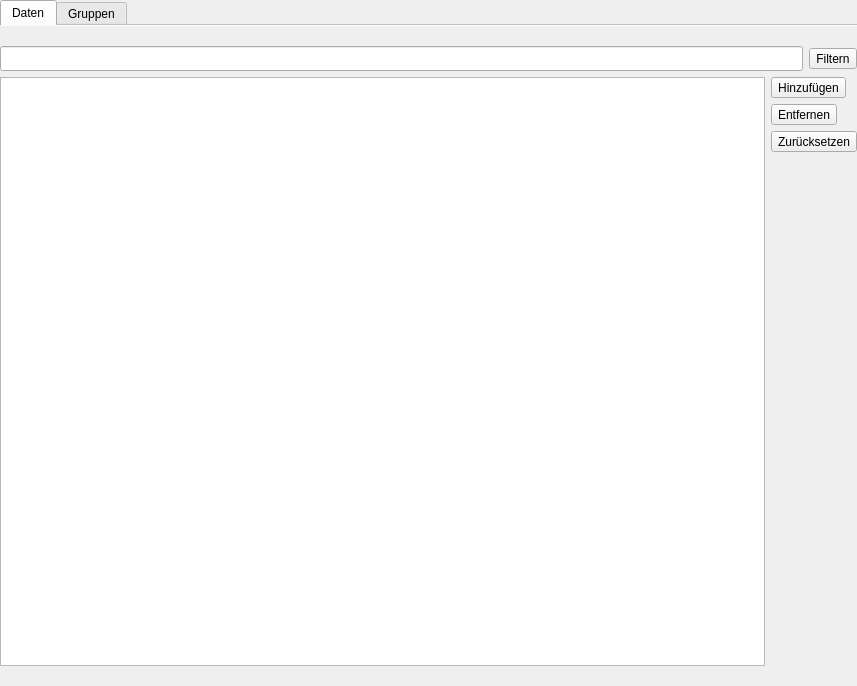
Above: ui/qmtrainsettingswidget.ui from Christian-Kr/QualificationMatrix before the change. Below: the same form after it.
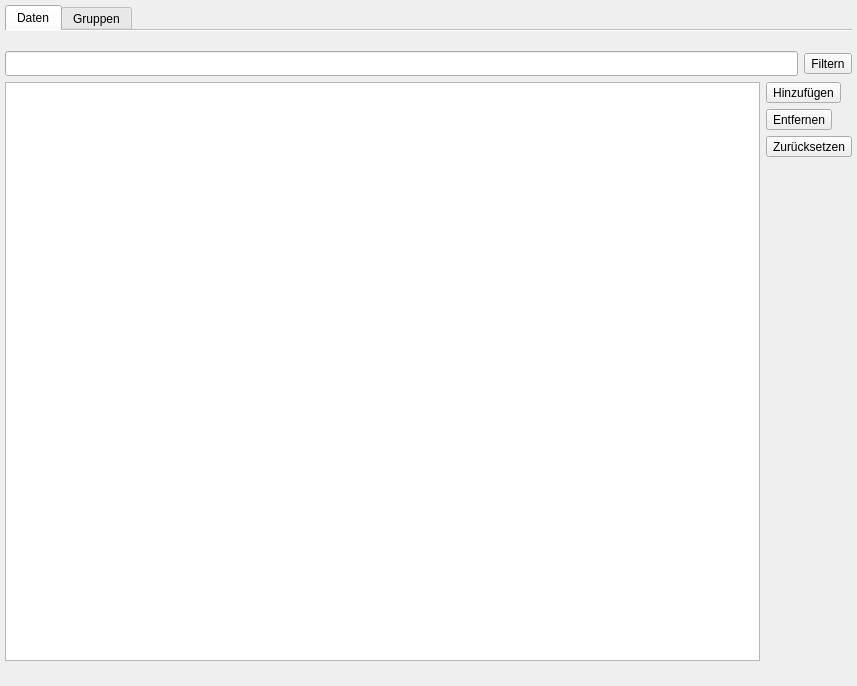
That is the form after the change. Icons and pictures are not drawn.

Commit message: Change margin of some widgets

Diff of the .ui file:
```diff
--- a/ui/qmtrainsettingswidget.ui
+++ b/ui/qmtrainsettingswidget.ui
@@ -15,16 +15,16 @@
   </property>
   <layout class="QGridLayout" name="gridLayout_3">
    <property name="leftMargin">
-    <number>0</number>
+    <number>5</number>
    </property>
    <property name="topMargin">
-    <number>0</number>
+    <number>5</number>
    </property>
    <property name="rightMargin">
-    <number>0</number>
+    <number>5</number>
    </property>
    <property name="bottomMargin">
-    <number>0</number>
+    <number>5</number>
    </property>
    <item row="0" column="0">
     <widget class="QTabWidget" name="tabWidget">
```
The commit also changes 2 other files.
